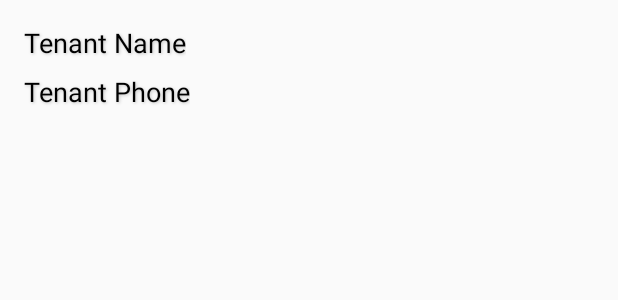
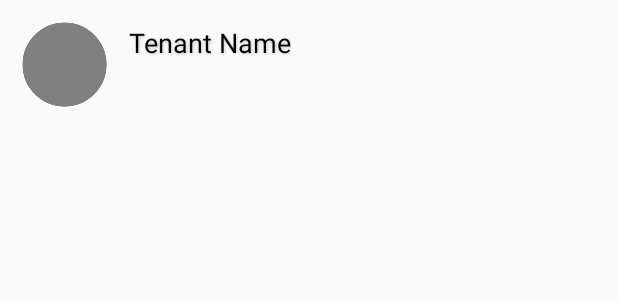
Before and after one commit to lowkaweiken/Rentasaur2, an Android app: the layout tenant_list_item.xml on its own in the app's theme, with its tools: preview values and no code run, on a phone screen of 412 x 824 dp. Shown: the top 300 px of the screen. Run offline under Robolectric (Android 15) with nearby library versions, the phone set to English and light mode, and no system bars.

Commit message:
Tenant Fragment is finally working

```diff
--- a/app/src/main/java/com/example/kenlow/rentasaur2/NewTenantActivity.java
+++ b/app/src/main/java/com/example/kenlow/rentasaur2/NewTenantActivity.java
@@ -31,6 +31,7 @@ public class NewTenantActivity extends AppCompatActivity {
 
     private Toolbar newTenantToolbar;
     private String property_id = null;
+    private String property_name;
     private String tenantName;
     private String tenantPhone;
 
@@ -68,15 +69,16 @@ public class NewTenantActivity extends AppCompatActivity {
 
         if (getIntent().hasExtra("property_profile_id") &&
                 getIntent().hasExtra("tenant_name") &&
+                getIntent().hasExtra("property_profile_name") &&
                 getIntent().hasExtra("tenant_phone")) {
             property_id = getIntent().getStringExtra("property_profile_id");
+            property_name = getIntent().getStringExtra("property_profile_name");
+
+            Log.d(TAG, "Property Name: " + property_name);
+
             tenantName = getIntent().getStringExtra("tenant_name");
             tenantPhone = getIntent().getStringExtra("tenant_phone");
             Toast.makeText(NewTenantActivity.this, property_id, Toast.LENGTH_LONG).show();
-
-            Log.d("PROPERTY ID: ",property_id );
-            Log.d("TENANT NAME: ",tenantName );
-            Log.d("TENANT PHONE: ",tenantPhone );
 
 
             newTenantName.setText(tenantName);
@@ -101,6 +103,7 @@ public class NewTenantActivity extends AppCompatActivity {
                     tenantMap.put("tenant_name", tenantName);
                     tenantMap.put("tenant_phone", tenantPhone);
                     tenantMap.put("property_id", property_id);
+                    tenantMap.put("property_name", property_name);
                     tenantMap.put("user_id", current_user_id);
 
                     firebaseFirestore.collection("Tenant")
--- a/app/src/main/java/com/example/kenlow/rentasaur2/PropertyProfile.java
+++ b/app/src/main/java/com/example/kenlow/rentasaur2/PropertyProfile.java
@@ -39,6 +39,7 @@ public class PropertyProfile extends AppCompatActivity {
     private FirebaseFirestore firebaseFirestore;
     public List<PropertyPost> property_list;
     public String property_id;
+    public String property_name;
     public FloatingActionButton edit_property_btn;
     private static final int CONTACT_PICKER_REQUEST = 991;
 
@@ -84,7 +85,7 @@ public class PropertyProfile extends AppCompatActivity {
                 getIntent().hasExtra("property_profile_id")){
 
             String property_imageUrl = getIntent().getStringExtra("property_profile_image");
-            String property_name = getIntent().getStringExtra("property_profile_title");
+            property_name = getIntent().getStringExtra("property_profile_title");
             String property_addr = getIntent().getStringExtra("property_profile_address");
             String property_rental = getIntent().getStringExtra("property_profile_rental");
             String property_info = getIntent().getStringExtra("property_profile_info");
@@ -219,6 +220,7 @@ public class PropertyProfile extends AppCompatActivity {
 
                 Intent TenantIntent = new Intent(PropertyProfile.this, NewTenantActivity.class);
                 TenantIntent.putExtra("property_profile_id", property_id);
+                TenantIntent.putExtra("property_profile_name", property_name);
                 TenantIntent.putExtra("tenant_name", tenantName);
                 TenantIntent.putExtra("tenant_phone", tenantPhone);
                 startActivity(TenantIntent);
--- a/app/src/main/res/layout/tenant_list_item.xml
+++ b/app/src/main/res/layout/tenant_list_item.xml
@@ -2,13 +2,11 @@
 <android.support.constraint.ConstraintLayout xmlns:android="http://schemas.android.com/apk/res/android"
     xmlns:app="http://schemas.android.com/apk/res-auto"
     xmlns:tools="http://schemas.android.com/tools"
-    android:background="?android:attr/selectableItemBackground"
     android:layout_width="match_parent"
     android:layout_height="wrap_content"
-    android:layout_margin="8dp"
-    android:layout_marginLeft="8dp"
-    android:layout_marginRight="8dp"
-    tools:layout_editor_absoluteY="25dp">
+    android:background="?android:attr/selectableItemBackground"
+    tools:layout_editor_absoluteX="8dp"
+    tools:layout_editor_absoluteY="33dp">
 
     <TextView
         android:id="@+id/tenant_name"
@@ -24,26 +22,17 @@
         android:textAppearance="@style/TextAppearance.AppCompat.Display1"
         android:textColor="@android:color/background_dark"
         android:textSize="18sp"
-        app:layout_constraintStart_toStartOf="parent"
-        app:layout_constraintTop_toTopOf="parent" />
+        app:layout_constraintStart_toEndOf="@+id/imageView"
+        app:layout_constraintTop_toTopOf="@+id/imageView" />
 
-    <TextView
-        android:id="@+id/tenant_phone"
-        android:layout_width="wrap_content"
-        android:layout_height="wrap_content"
-        android:layout_marginBottom="8dp"
+    <ImageView
+        android:id="@+id/imageView"
+        android:layout_width="70dp"
+        android:layout_height="70dp"
         android:layout_marginStart="8dp"
         android:layout_marginTop="8dp"
-        android:shadowColor="@color/cardview_shadow_start_color"
-        android:shadowDx="1"
-        android:shadowDy="1"
-        android:shadowRadius="2"
-        android:text="Tenant Phone"
-        android:textAppearance="@style/TextAppearance.AppCompat.Display1"
-        android:textColor="@android:color/background_dark"
-        android:textSize="18sp"
-        app:layout_constraintBottom_toBottomOf="parent"
         app:layout_constraintStart_toStartOf="parent"
-        app:layout_constraintTop_toBottomOf="@+id/tenant_name" />
+        app:layout_constraintTop_toTopOf="parent"
+        app:srcCompat="@drawable/profile_placeholder" />
 
 </android.support.constraint.ConstraintLayout>
```
